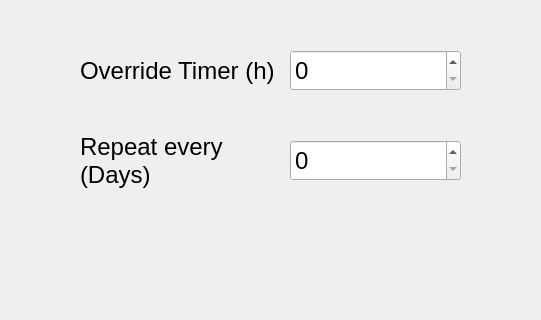
solarpieter/SP515_Display_2, file mainwindow.ui: the form before one commit; both pictures show x 440 to 981 and y 280 to 600 of the 1280 by 720 pixel window.
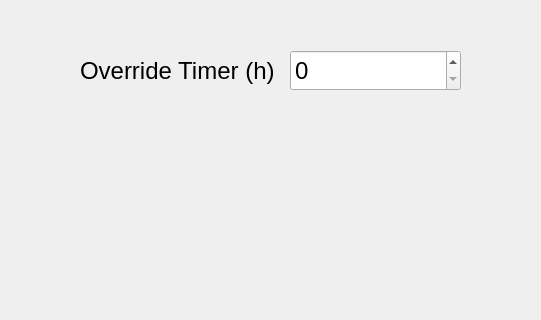
The form after the commit. The open tabs and pages were chosen to show the change. Icons and pictures are not drawn. Custom widgets are drawn as their Qt base class.

Commit message: Remove Repeat from Equalize and Initialize pages, override timer notes

Diff of the .ui file:
```diff
--- a/mainwindow.ui
+++ b/mainwindow.ui
@@ -2953,42 +2953,6 @@
        </font>
       </property>
      </widget>
-     <widget class="QLabel" name="label_equalize_repeat">
-      <property name="geometry">
-       <rect>
-        <x>520</x>
-        <y>410</y>
-        <width>201</width>
-        <height>61</height>
-       </rect>
-      </property>
-      <property name="font">
-       <font>
-        <pointsize>18</pointsize>
-       </font>
-      </property>
-      <property name="text">
-       <string>Repeat every (Days)</string>
-      </property>
-      <property name="wordWrap">
-       <bool>true</bool>
-      </property>
-     </widget>
-     <widget class="QSpinBox" name="spinBox_equalize_repeat">
-      <property name="geometry">
-       <rect>
-        <x>730</x>
-        <y>420</y>
-        <width>171</width>
-        <height>41</height>
-       </rect>
-      </property>
-      <property name="font">
-       <font>
-        <pointsize>18</pointsize>
-       </font>
-      </property>
-     </widget>
      <widget class="QPushButton" name="pushButton_equalize_home">
       <property name="geometry">
        <rect>
```
Left out of the diff: 36 changed lines with no effect on the pictures. The commit also changes 3 other files.
